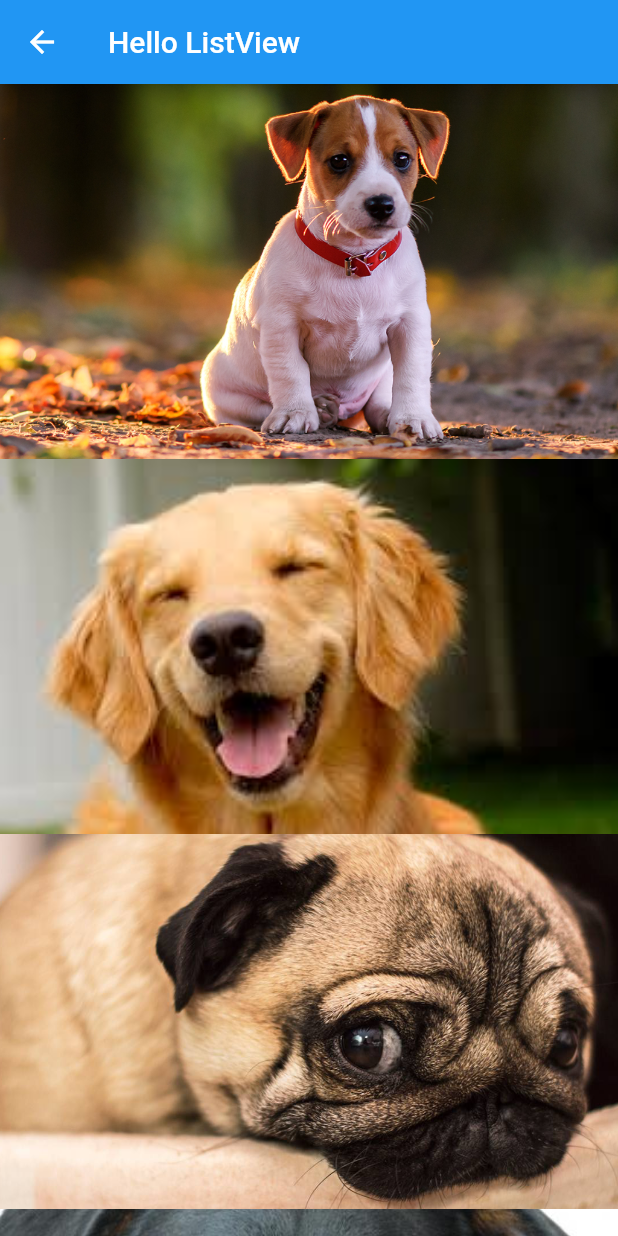
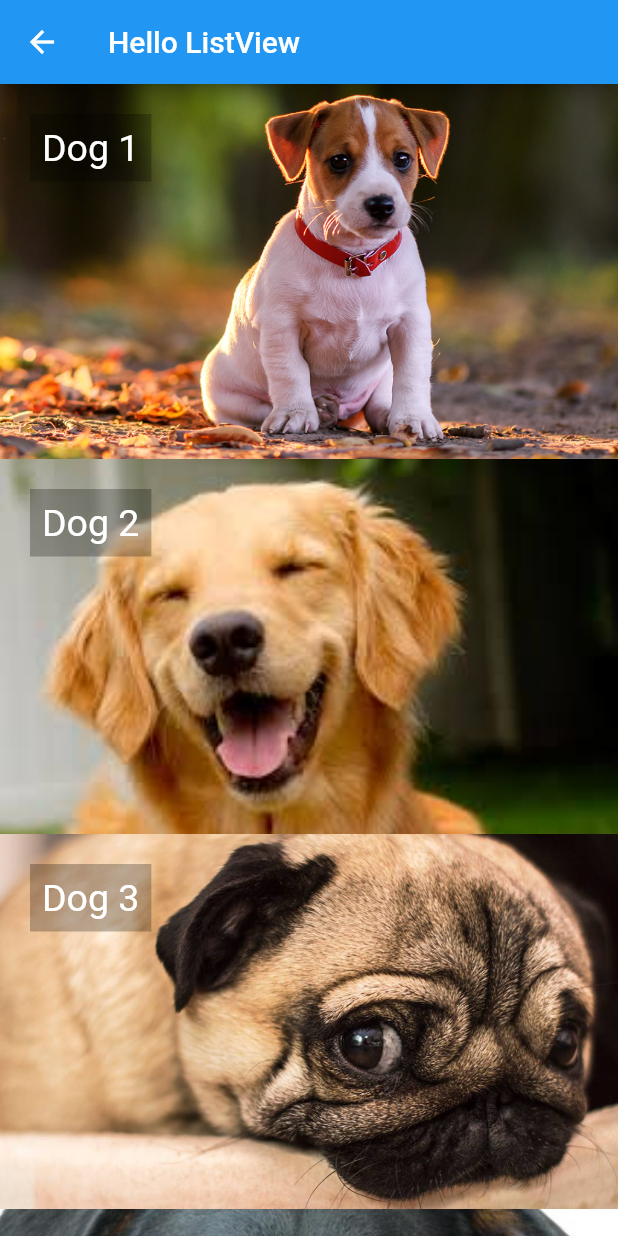
Before and after one commit to FrancaTM/flutter-hello, a Flutter app: the HelloListView screen opened directly, on a phone screen of 412 x 824 dp. Run offline on Flutter 3.47's test engine with Material 2 defaults, Android fonts, the phone set to English and light mode, and no system bars.

Commit message:
adiciona stack, boxdecoration, margin

```diff
--- a/lib/pages/hello_listview.dart
+++ b/lib/pages/hello_listview.dart
@@ -26,7 +26,20 @@ class HelloListView extends StatelessWidget {
       itemExtent: 250,
       itemCount: dogs.length,
       itemBuilder: (context, index) {
-        return _buildImage(dogs[index]);
+        return Stack(
+          children: <Widget>[
+            SizedBox.expand(child: _buildImage(dogs[index])),
+            Container(
+              margin: EdgeInsets.all(20),
+              padding: EdgeInsets.all(8),
+              decoration: BoxDecoration(color: Colors.black26),
+              child: Text(
+                'Dog ${index + 1}',
+                style: TextStyle(fontSize: 25.0, color: Colors.white),
+              ),
+            ),
+          ],
+        );
       },
     );
   }
```
